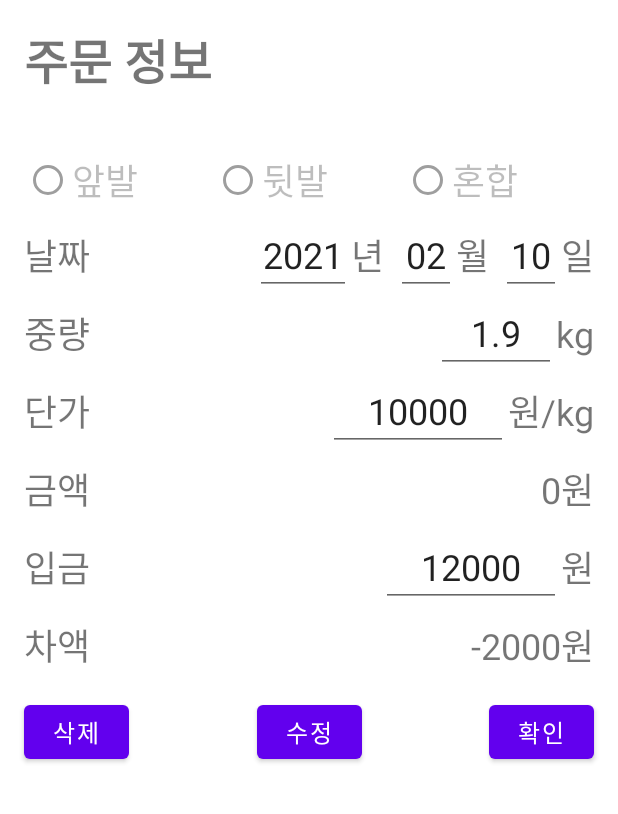
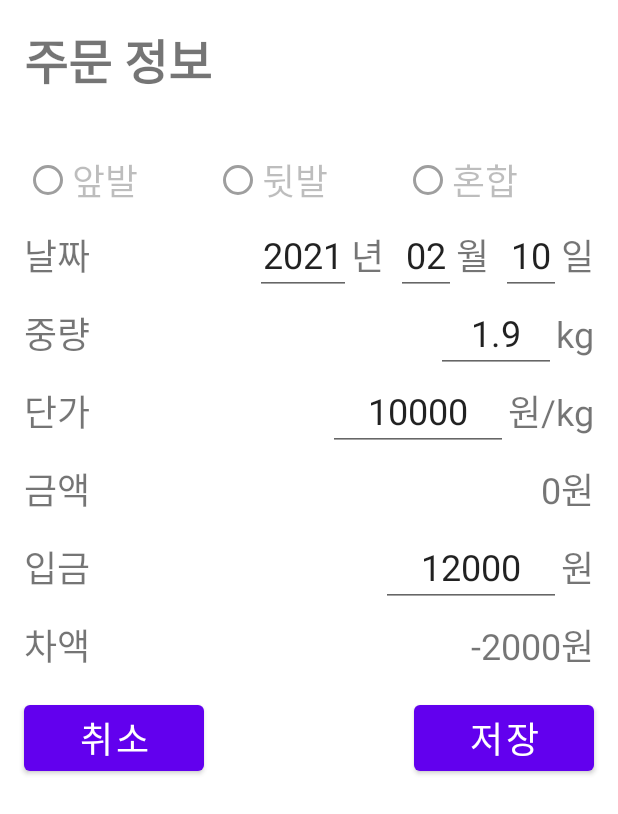
Before and after one commit to mbkim95/JokbalManager, an Android app: the layout detail_order_layout.xml on its own in the app's theme, with its tools: preview values and no code run, on a phone screen of 412 x 824 dp. Shown: the top 814 px of the screen. Run offline under Robolectric (Android 15) with nearby library versions, the phone set to English and light mode, and no system bars.

Commit message:
주문 수정 기능 추가

```diff
--- a/app/src/main/java/com/example/jokbalmanager/model/db/OrderDao.kt
+++ b/app/src/main/java/com/example/jokbalmanager/model/db/OrderDao.kt
@@ -17,8 +17,11 @@ interface OrderDao {
     fun findOrderByType(date: String, type: Int): OrderEntity?
 
     @Query("UPDATE orders SET weight = weight + :weight, deposit = deposit + :deposit WHERE date = :date AND type = :type")
-    fun updateOrderData(date: String, type: Int, weight: Double, deposit: Int)
+    fun addSameDate(date: String, type: Int, weight: Double, deposit: Int)
 
     @Delete
     fun deleteOrder(order: OrderEntity)
+
+    @Query("UPDATE orders SET date = :date, price = :price, weight = :weight, deposit = :deposit  WHERE date = :prevDate AND type = :type")
+    fun updateOrder(prevDate: String, type: Int, date: String, price: Int, weight: Double, deposit: Int)
 }
--- a/app/src/main/java/com/example/jokbalmanager/repository/Repository.kt
+++ b/app/src/main/java/com/example/jokbalmanager/repository/Repository.kt
@@ -21,7 +21,7 @@ class OrderRepository(context: Context) {
             db.orderDao().insertOrder(order)
             return
         }
-        db.orderDao().updateOrderData(order.date, order.type, order.weight, order.deposit)
+        db.orderDao().addSameDate(order.date, order.type, order.weight, order.deposit)
     }
 
     fun getMonthOrders(year: Int, month: Int): List<DayOrder> {
@@ -39,6 +39,10 @@ class OrderRepository(context: Context) {
 
     fun deleteOrder(order: OrderEntity) {
         db.orderDao().deleteOrder(order)
+    }
+
+    fun updateOrder(date: String, type: Int, order: OrderEntity) {
+        db.orderDao().updateOrder(date, type, order.date, order.price, order.weight, order.deposit)
     }
 
     private fun convertEntityToOrder(
--- a/app/src/main/java/com/example/jokbalmanager/view/DailyFragment.kt
+++ b/app/src/main/java/com/example/jokbalmanager/view/DailyFragment.kt
@@ -21,7 +21,7 @@ class DailyFragment : Fragment() {
     private val dailyAdapter by lazy {
         DailyAdapter(generateDummyData()) { date, order ->
             DetailOrderDialogFragment(date, order, fixButtonClickListener = {
-
+                viewModel.updateOrder(date, it.type, it)
             }, deleteButtonClickListener = {
                 viewModel.deleteOrder(it)
             }).show(
--- a/app/src/main/java/com/example/jokbalmanager/viewmodel/DailyViewModel.kt
+++ b/app/src/main/java/com/example/jokbalmanager/viewmodel/DailyViewModel.kt
@@ -59,6 +59,11 @@ class DailyViewModel(application: Application) : AndroidViewModel(application) {
         getMonthOrderData()
     }
 
+    fun updateOrder(prevDate: String, type: Int, order: OrderEntity) {
+        repository.updateOrder(prevDate, type, order)
+        getMonthOrderData()
+    }
+
     fun getMonthOrderData() {
         _monthOrders.value = repository.getMonthOrders(year, month)
     }
--- a/app/src/main/res/layout/detail_order_layout.xml
+++ b/app/src/main/res/layout/detail_order_layout.xml
@@ -307,6 +307,13 @@
         app:layout_constraintEnd_toEndOf="parent"
         app:layout_constraintTop_toTopOf="@id/balance_tv" />
 
+    <androidx.constraintlayout.widget.ConstraintLayout
+        android:id="@+id/detail_button_layout"
+        android:layout_width="match_parent"
+        android:layout_height="wrap_content"
+        app:layout_constraintTop_toBottomOf="@id/balance_tv"
+        tools:visibility="gone">
+
         <Button
             android:id="@+id/delete_button"
             android:layout_width="70dp"
@@ -315,8 +322,9 @@
             android:layout_marginTop="16dp"
             android:text="@string/delete"
             android:textSize="@dimen/detail_order_button_text_size"
+            app:layout_constraintBottom_toBottomOf="parent"
             app:layout_constraintStart_toStartOf="parent"
-        app:layout_constraintTop_toBottomOf="@id/balance_tv" />
+            app:layout_constraintTop_toTopOf="parent" />
 
         <Button
             android:id="@+id/fix_button"
@@ -337,8 +345,18 @@
             android:layout_marginEnd="16dp"
             android:text="@string/ok"
             android:textSize="@dimen/detail_order_button_text_size"
+            app:layout_constraintBottom_toBottomOf="parent"
             app:layout_constraintEnd_toEndOf="parent"
-        app:layout_constraintTop_toBottomOf="@id/balance_tv" />
+            app:layout_constraintTop_toTopOf="parent" />
+    </androidx.constraintlayout.widget.ConstraintLayout>
+
+    <androidx.constraintlayout.widget.ConstraintLayout
+        android:id="@+id/fix_order_layout"
+        android:layout_width="match_parent"
+        android:layout_height="wrap_content"
+        android:visibility="gone"
+        app:layout_constraintTop_toBottomOf="@id/balance_tv"
+        tools:visibility="visible">
 
         <Button
             android:id="@+id/fix_cancel_button"
@@ -348,9 +366,9 @@
             android:layout_marginTop="16dp"
             android:text="@string/cancel"
             android:textSize="@dimen/add_order_text_size"
-        android:visibility="gone"
+            app:layout_constraintBottom_toBottomOf="parent"
             app:layout_constraintStart_toStartOf="parent"
-        app:layout_constraintTop_toBottomOf="@id/balance_tv" />
+            app:layout_constraintTop_toTopOf="parent" />
 
         <Button
             android:id="@+id/fix_ok_button"
@@ -358,11 +376,10 @@
             android:layout_height="wrap_content"
             android:layout_marginTop="16dp"
             android:layout_marginEnd="16dp"
-        android:text="@string/add"
+            android:text="@string/save"
             android:textSize="@dimen/add_order_text_size"
-        android:visibility="gone"
+            app:layout_constraintBottom_toBottomOf="parent"
             app:layout_constraintEnd_toEndOf="parent"
-        app:layout_constraintTop_toBottomOf="@id/balance_tv" />
-
-
+            app:layout_constraintTop_toTopOf="parent" />
     </androidx.constraintlayout.widget.ConstraintLayout>
+</androidx.constraintlayout.widget.ConstraintLayout>
--- a/app/src/main/res/values/strings.xml
+++ b/app/src/main/res/values/strings.xml
@@ -29,4 +29,5 @@
     <string name="delete">삭제</string>
     <string name="ok">확인</string>
     <string name="fix">수정</string>
+    <string name="save">저장</string>
 </resources>
```
Also changed, not shown: app/src/main/java/com/example/jokbalmanager/view/DetailOrderDialogFragment.kt (+118 -61 lines), 1 other file. Lines whose indentation alone changed are shown as unchanged.
